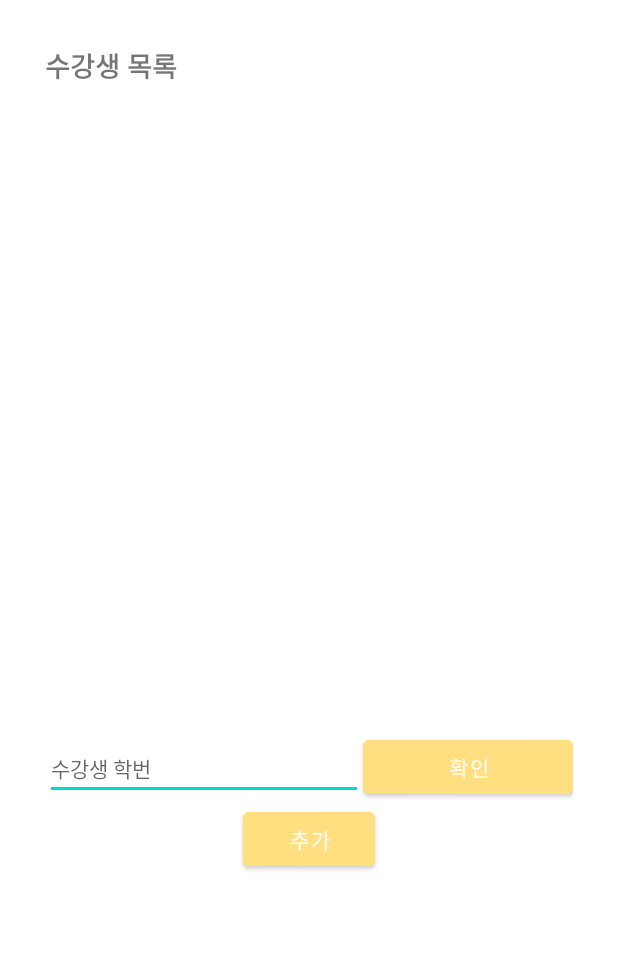
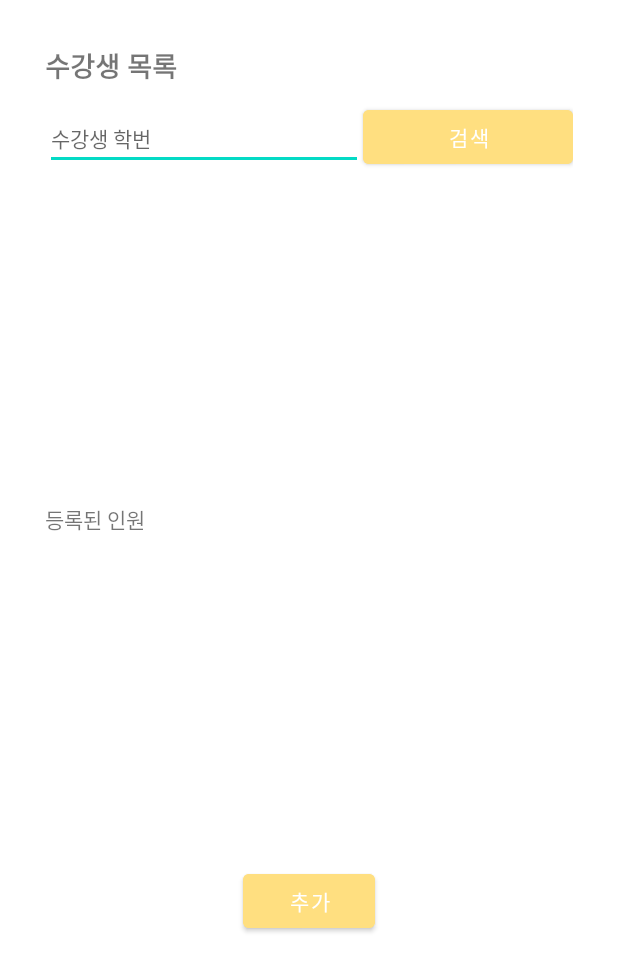
Before and after one commit to SeYeol00/SharePlanProject, an Android app: the CreateLec_2_Activity screen opened directly, with no data from a screen before it, on a phone screen of 412 x 824 dp. Shown: the top 971 px of the screen. Run offline under Robolectric (Android 15) with nearby library versions, the phone set to English and light mode, and no system bars; our stand-ins replace Firebase (no records; nobody signed in at launch, a user with empty details on screens opened directly).

Commit message:
사용자 편의적인 UI로 수정

```diff
--- a/app/src/main/java/com/example/shareplan/CreateLec_2_Activity.java
+++ b/app/src/main/java/com/example/shareplan/CreateLec_2_Activity.java
@@ -3,25 +3,21 @@ package com.example.shareplan;
 import androidx.annotation.NonNull;
 import androidx.appcompat.app.AppCompatActivity;
 
-import android.app.Activity;
-import android.app.ListActivity;
 import android.content.Context;
 import android.content.Intent;
 import android.os.Bundle;
-import android.util.AttributeSet;
+import android.util.Log;
 import android.view.LayoutInflater;
 import android.view.View;
 import android.view.ViewGroup;
+import android.widget.AdapterView;
 import android.widget.BaseAdapter;
 import android.widget.Button;
 import android.widget.EditText;
-import android.widget.LinearLayout;
 import android.widget.ListView;
 import android.widget.TextView;
 import android.widget.Toast;
 
-import com.google.firebase.auth.FirebaseAuth;
-import com.google.firebase.auth.FirebaseUser;
 import com.google.firebase.database.DataSnapshot;
 import com.google.firebase.database.DatabaseError;
 import com.google.firebase.database.DatabaseReference;
@@ -29,11 +25,13 @@ import com.google.firebase.database.FirebaseDatabase;
 import com.google.firebase.database.ValueEventListener;
 
 import java.util.ArrayList;
-import java.util.Arrays;
+import java.util.HashSet;
+import java.util.Set;
 
 public class CreateLec_2_Activity extends AppCompatActivity {
 
     private DatabaseReference mDatabaseRef;
+    private CreateLec_2_Activity.ListViewAdapter adapter2;
 
     @Override
     protected void onCreate(Bundle savedInstanceState) {
@@ -45,27 +43,50 @@ public class CreateLec_2_Activity extends AppCompatActivity {
         Intent newIntent = getIntent();
         EditText studentsText = findViewById(R.id.studentNumber);
 
-        ListView listView = (ListView) findViewById(R.id.nums_listView);
+        ListView listView = (ListView) findViewById(R.id.all_listView);
 
         CreateLec_2_Activity.ListViewAdapter adapter = new CreateLec_2_Activity.ListViewAdapter(CreateLec_2_Activity.this);
         listView.setAdapter(adapter);
 
-        Button add = findViewById(R.id.addStudent);
-        add.setOnClickListener(new View.OnClickListener() {
+        mDatabaseRef.child("UserInfo").addListenerForSingleValueEvent(new ValueEventListener() {
+            @Override
+            public void onDataChange(@NonNull DataSnapshot snapshot) {
+                adapter.clear();
+                for(DataSnapshot userData : snapshot.getChildren()) {
+                    UserInfo userInfo = userData.getValue(UserInfo.class);
+                    adapter.addItem(userInfo);
+                }
+                listView.setAdapter(adapter);
+            }
+
+            @Override
+            public void onCancelled(@NonNull DatabaseError error) {
+
+            }
+        });
+
+        ListView listView2 = (ListView) findViewById(R.id.num_listView);
+
+        adapter2 = new CreateLec_2_Activity.ListViewAdapter(CreateLec_2_Activity.this);
+        listView2.setAdapter(adapter2);
+
+        Button search = findViewById(R.id.searchStudent);
+        search.setOnClickListener(new View.OnClickListener() {
             @Override
             public void onClick(View v) {
+                adapter.clear();
                 String stuNum = studentsText.getText().toString();
+
                 mDatabaseRef.child("UserInfo").addListenerForSingleValueEvent(new ValueEventListener() {
                     @Override
                     public void onDataChange(@NonNull DataSnapshot snapshot) {
                         boolean isExist = false;
                         for(DataSnapshot userData : snapshot.getChildren()) {
                             UserInfo userInfo = userData.getValue(UserInfo.class);
-                            if(userInfo.getStunum().equals(stuNum)) {
+                            if(userInfo.getStunum().contains(stuNum)) {
                                 adapter.addItem(userInfo);
                                 listView.setAdapter(adapter);
                                 isExist = true;
-                                break;
                             }
                         }
                         if(isExist == false) {
@@ -81,6 +102,21 @@ public class CreateLec_2_Activity extends AppCompatActivity {
             }
         });
 
+        listView.setOnItemClickListener(new AdapterView.OnItemClickListener() {
+            @Override
+            public void onItemClick(AdapterView<?> parent, View view, int position, long id) {
+                UserInfo addedUser = adapter.getItem(position);
+                int length = adapter2.getCount();
+                adapter2.addItem(addedUser);
+                Set<UserInfo> set = new HashSet<>(adapter2.getItems());
+                adapter2 = new CreateLec_2_Activity.ListViewAdapter(CreateLec_2_Activity.this, new ArrayList<UserInfo>(set));
+                listView2.setAdapter(adapter2);
+                if(length == set.size()) {
+                    Toast.makeText(CreateLec_2_Activity.this, "이미 등록된 학생입니다.", Toast.LENGTH_SHORT).show();
+                }
+            }
+        });
+
         Button register = findViewById(R.id.lectureRegister);
 
         register.setOnClickListener(new View.OnClickListener() {
@@ -88,8 +124,8 @@ public class CreateLec_2_Activity extends AppCompatActivity {
             public void onClick(View view) {
                 ArrayList<UserInfo> updateNumbers = new ArrayList<>();
 
-                for(int i=0; i<adapter.getCount(); i++) {
-                    updateNumbers.add(adapter.getItem(i));
+                for(int i=0; i<adapter2.getCount(); i++) {
+                    updateNumbers.add(adapter2.getItem(i));
                 }
 
                 mDatabaseRef.child("LectureInfo").addListenerForSingleValueEvent(new ValueEventListener() {
@@ -158,6 +194,12 @@ public class CreateLec_2_Activity extends AppCompatActivity {
             items = new ArrayList<>();
         }
 
+        public ListViewAdapter(Context context, ArrayList<UserInfo> list) {
+            mContext = context;
+            mLayoutInflater = LayoutInflater.from(mContext);
+            items = list;
+        }
+
         @Override
         public int getCount() {
             return items.size();
@@ -166,6 +208,10 @@ public class CreateLec_2_Activity extends AppCompatActivity {
         @Override
         public UserInfo getItem(int position) {
             return items.get(position);
+        }
+
+        public ArrayList<UserInfo> getItems() {
+            return items;
         }
 
         @Override
--- a/app/src/main/res/layout/activity_create_lec2.xml
+++ b/app/src/main/res/layout/activity_create_lec2.xml
@@ -1,19 +1,23 @@
 <?xml version="1.0" encoding="utf-8"?>
 <LinearLayout xmlns:android="http://schemas.android.com/apk/res/android"
     xmlns:tools="http://schemas.android.com/tools"
+    android:id="@+id/ignore"
     android:layout_width="match_parent"
     android:layout_height="wrap_content"
     android:orientation="vertical"
     android:padding="30dp">
+
     <ScrollView
         android:id="@+id/scrollView"
         android:layout_width="match_parent"
         android:layout_height="wrap_content">
+
         <LinearLayout
             android:id="@+id/linearlayout2"
             android:layout_width="match_parent"
             android:layout_height="match_parent"
             android:orientation="vertical">
+
             <TextView
                 android:id="@+id/textView"
                 android:layout_width="wrap_content"
@@ -22,12 +26,6 @@
                 android:text="수강생 목록"
                 android:textSize="18sp"
                 android:textStyle="bold" />
-
-            <ListView
-                android:id="@+id/nums_listView"
-                android:layout_width="match_parent"
-                android:layout_height="400dp"
-                android:layout_marginBottom="20dp" />
 
             <LinearLayout
                 android:layout_width="match_parent"
@@ -46,13 +44,31 @@
                     tools:ignore="TouchTargetSizeCheck,TouchTargetSizeCheck,TouchTargetSizeCheck" />
 
                 <Button
-                    android:id="@+id/addStudent"
+                    android:id="@+id/searchStudent"
                     android:layout_width="wrap_content"
                     android:layout_height="wrap_content"
                     android:layout_weight="1"
                     android:backgroundTint="@color/main"
-                    android:text="확인" />
+                    android:text="검색" />
             </LinearLayout>
+
+            <ListView
+                android:id="@+id/all_listView"
+                android:layout_width="match_parent"
+                android:layout_height="200dp"
+                android:layout_marginBottom="20dp" />
+
+            <TextView
+                android:id="@+id/txt_register_students"
+                android:layout_width="match_parent"
+                android:layout_height="wrap_content"
+                android:text="등록된 인원" />
+
+            <ListView
+                android:id="@+id/num_listView"
+                android:layout_width="match_parent"
+                android:layout_height="200dp"
+                android:layout_marginBottom="20dp" />
 
             <View
                 android:layout_width="0dp"
```
